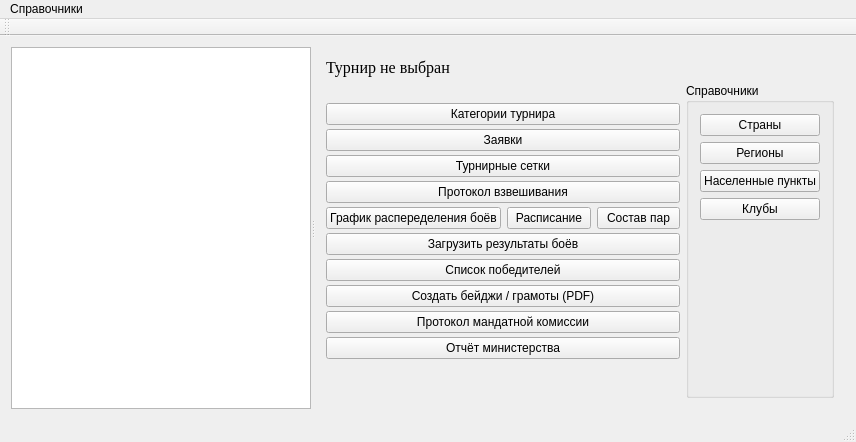
Old version of the form TournamentManager/mainwindow.ui in the repository BarsukAlexey/xelarogi.
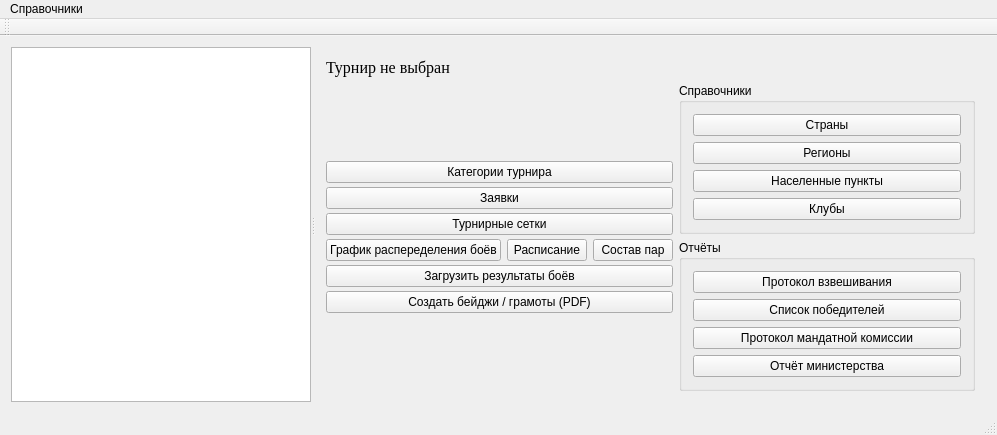
New version of the form. The open tabs and pages were chosen to show the change.

Patch:
```diff
--- a/TournamentManager/mainwindow.ui
+++ b/TournamentManager/mainwindow.ui
@@ -6,8 +6,8 @@
    <rect>
     <x>0</x>
     <y>0</y>
-    <width>853</width>
-    <height>442</height>
+    <width>997</width>
+    <height>416</height>
    </rect>
   </property>
   <widget class="QWidget" name="centralWidget">
@@ -99,6 +99,80 @@
        </widget>
        <widget class="QWidget" name="ordersPage">
         <layout class="QGridLayout" name="gridLayout">
+         <item row="3" column="1">
+          <widget class="QGroupBox" name="groupBox_2">
+           <property name="title">
+            <string>Отчёты</string>
+           </property>
+           <layout class="QVBoxLayout" name="verticalLayout_4">
+            <item>
+             <widget class="QPushButton" name="pushButtonProtokolVzveshinanya">
+              <property name="text">
+               <string>Протокол взвешивания</string>
+              </property>
+             </widget>
+            </item>
+            <item>
+             <widget class="QPushButton" name="pushButtonWinnerReport">
+              <property name="text">
+               <string>Список победителей</string>
+              </property>
+             </widget>
+            </item>
+            <item>
+             <widget class="QPushButton" name="manda">
+              <property name="text">
+               <string>Протокол мандатной комиссии</string>
+              </property>
+             </widget>
+            </item>
+            <item>
+             <widget class="QPushButton" name="btn_report_ministr">
+              <property name="text">
+               <string>Отчёт министерства</string>
+              </property>
+             </widget>
+            </item>
+           </layout>
+          </widget>
+         </item>
+         <item row="1" column="1">
+          <widget class="QGroupBox" name="groupBox">
+           <property name="title">
+            <string>Справочники</string>
+           </property>
+           <layout class="QVBoxLayout" name="verticalLayout_2">
+            <item>
+             <widget class="QPushButton" name="pushButtonCountries">
+              <property name="text">
+               <string>Страны</string>
+              </property>
+             </widget>
+            </item>
+            <item>
+             <widget class="QPushButton" name="pushButtonRegions">
+              <property name="text">
+               <string>Регионы</string>
+              </property>
+             </widget>
+            </item>
+            <item>
+             <widget class="QPushButton" name="pushButtonCities">
+              <property name="text">
+               <string>Населенные пункты</string>
+              </property>
+             </widget>
+            </item>
+            <item>
+             <widget class="QPushButton" name="pushButtonClubs">
+              <property name="text">
+               <string>Клубы</string>
+              </property>
+             </widget>
+            </item>
+           </layout>
+          </widget>
+         </item>
          <item row="0" column="0">
           <widget class="QLabel" name="labelTournament">
            <property name="font">
@@ -117,7 +191,7 @@
            </property>
           </widget>
          </item>
-         <item row="1" column="0">
+         <item row="1" column="0" rowspan="3">
           <layout class="QVBoxLayout" name="verticalLayout">
            <property name="spacing">
             <number>4</number>
@@ -171,13 +245,6 @@
              </property>
             </widget>
            </item>
-           <item>
-            <widget class="QPushButton" name="pushButtonProtokolVzveshinanya">
-             <property name="text">
-              <string>Протокол взвешивания</string>
-             </property>
-            </widget>
-           </item>
            <item>
             <layout class="QHBoxLayout" name="horizontalLayout_3">
              <item>
@@ -210,13 +277,6 @@
              </property>
             </widget>
            </item>
-           <item>
-            <widget class="QPushButton" name="pushButtonWinnerReport">
-             <property name="text">
-              <string>Список победителей</string>
-             </property>
-            </widget>
-           </item>
            <item>
             <widget class="QPushButton" name="trophyBtnImage">
              <property name="text">
@@ -224,33 +284,6 @@
              </property>
             </widget>
            </item>
-           <item>
-            <widget class="QPushButton" name="manda">
-             <property name="text">
-              <string>Протокол мандатной комиссии</string>
-             </property>
-            </widget>
-           </item>
-           <item>
-            <widget class="QPushButton" name="btn_report_ministr">
-             <property name="text">
-              <string>Отчёт министерства</string>
-             </property>
-            </widget>
-           </item>
-           <item>
-            <spacer name="horizontalSpacer">
-             <property name="orientation">
-              <enum>Qt::Horizontal</enum>
-             </property>
-             <property name="sizeHint" stdset="0">
-              <size>
-               <width>40</width>
-               <height>20</height>
-              </size>
-             </property>
-            </spacer>
-           </item>
            <item>
             <spacer name="verticalSpacer">
              <property name="orientation">
@@ -266,55 +299,18 @@
            </item>
           </layout>
          </item>
-         <item row="1" column="1">
-          <widget class="QGroupBox" name="groupBox">
-           <property name="title">
-            <string>Справочники</string>
+         <item row="2" column="1">
+          <spacer name="verticalSpacer_4">
+           <property name="orientation">
+            <enum>Qt::Vertical</enum>
            </property>
-           <layout class="QVBoxLayout" name="verticalLayout_2">
-            <item>
-             <widget class="QPushButton" name="pushButtonCountries">
-              <property name="text">
-               <string>Страны</string>
-              </property>
-             </widget>
-            </item>
-            <item>
-             <widget class="QPushButton" name="pushButtonRegions">
-              <property name="text">
-               <string>Регионы</string>
-              </property>
-             </widget>
-            </item>
-            <item>
-             <widget class="QPushButton" name="pushButtonCities">
-              <property name="text">
-               <string>Населенные пункты</string>
-              </property>
-             </widget>
-            </item>
-            <item>
-             <widget class="QPushButton" name="pushButtonClubs">
-              <property name="text">
-               <string>Клубы</string>
-              </property>
-             </widget>
-            </item>
-            <item>
-             <spacer name="verticalSpacer_4">
-              <property name="orientation">
-               <enum>Qt::Vertical</enum>
-              </property>
-              <property name="sizeHint" stdset="0">
-               <size>
-                <width>20</width>
-                <height>40</height>
-               </size>
-              </property>
-             </spacer>
-            </item>
-           </layout>
-          </widget>
+           <property name="sizeHint" stdset="0">
+            <size>
+             <width>20</width>
+             <height>40</height>
+            </size>
+           </property>
+          </spacer>
          </item>
         </layout>
        </widget>
@@ -328,7 +324,7 @@
     <rect>
      <x>0</x>
      <y>0</y>
-     <width>853</width>
+     <width>997</width>
      <height>21</height>
     </rect>
    </property>
```
